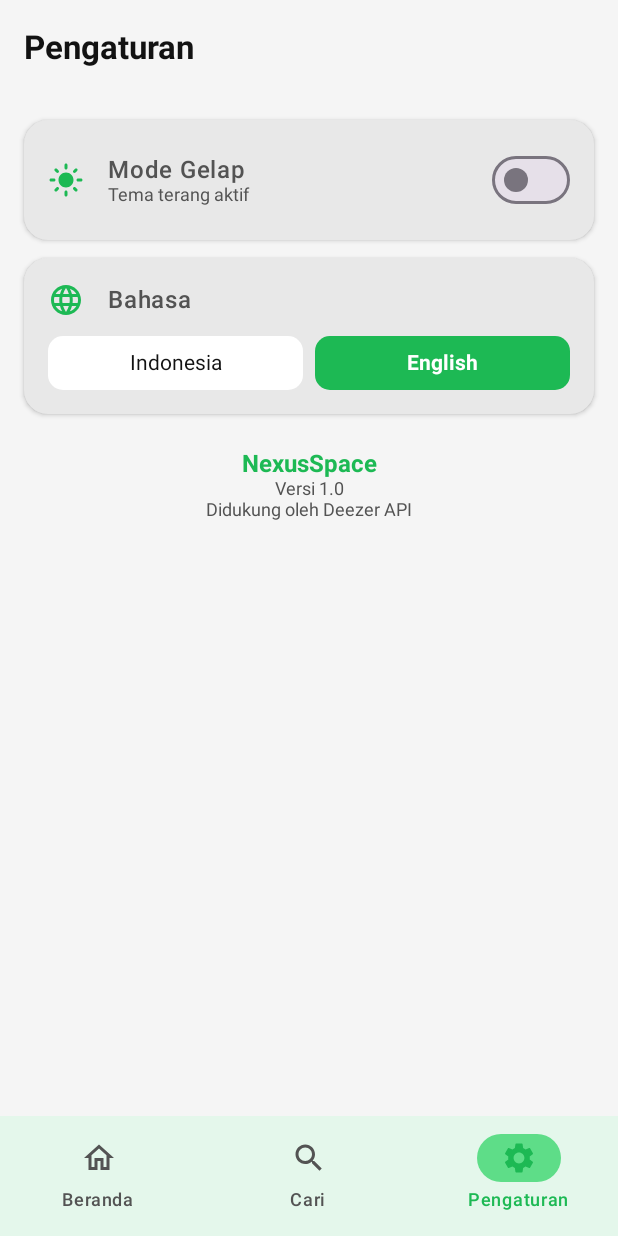
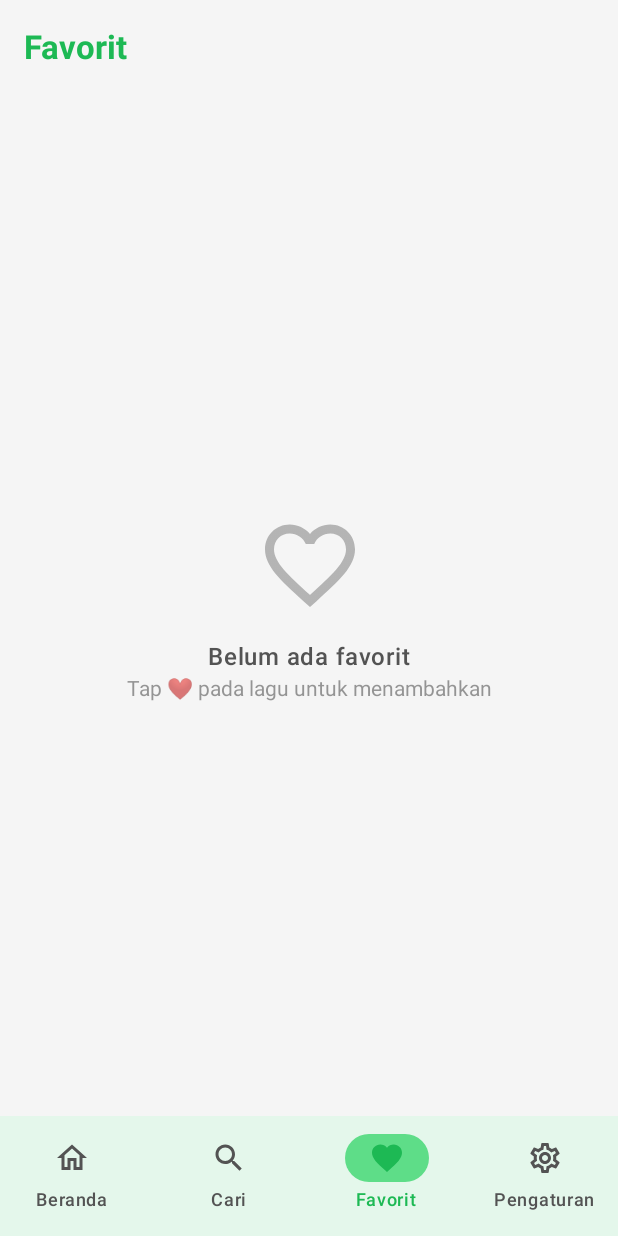
Before and after one commit to sandygifta-ui/NexusSpace, an Android app built with Jetpack Compose: the screen it shows after launch (MainActivity), item 3 of the bottom bar chosen, on a phone screen of 412 x 824 dp. Run offline under Robolectric (Android 15) with nearby library versions, the phone set to English and light mode, and no system bars; pictures from the network do not load.

Commit message:
Feature: add favorites - heart button on tracks, favorites tab, favorites screen

```diff
--- a/app/src/main/java/com/sandya/nexusspace/MainActivity.kt
+++ b/app/src/main/java/com/sandya/nexusspace/MainActivity.kt
@@ -7,9 +7,11 @@ import androidx.activity.enableEdgeToEdge
 import androidx.compose.foundation.layout.fillMaxSize
 import androidx.compose.foundation.layout.padding
 import androidx.compose.material.icons.Icons
+import androidx.compose.material.icons.filled.Favorite
 import androidx.compose.material.icons.filled.Home
 import androidx.compose.material.icons.filled.Search
 import androidx.compose.material.icons.filled.Settings
+import androidx.compose.material.icons.outlined.FavoriteBorder
 import androidx.compose.material.icons.outlined.Home
 import androidx.compose.material.icons.outlined.Search
 import androidx.compose.material.icons.outlined.Settings
@@ -78,6 +80,12 @@ fun NexusSpaceApp() {
             unselectedIcon = Icons.Outlined.Search
         ),
         BottomNavItem(
+            route = Screen.Favorites.route,
+            labelRes = R.string.nav_favorites,
+            selectedIcon = Icons.Filled.Favorite,
+            unselectedIcon = Icons.Outlined.FavoriteBorder
+        ),
+        BottomNavItem(
             route = Screen.Settings.route,
             labelRes = R.string.nav_settings,
             selectedIcon = Icons.Filled.Settings,
@@ -92,6 +100,7 @@ fun NexusSpaceApp() {
     val showBottomBar = currentRoute in listOf(
         Screen.Home.route,
         Screen.Search.route,
+        Screen.Favorites.route,
         Screen.Settings.route
     )
 
--- /dev/null
+++ b/app/src/main/java/com/sandya/nexusspace/ui/favorites/FavoritesManager.kt
@@ -0,0 +1,26 @@
+package com.sandya.nexusspace.ui.favorites
+
+import com.sandya.nexusspace.data.model.Track
+import kotlinx.coroutines.flow.MutableStateFlow
+import kotlinx.coroutines.flow.StateFlow
+import kotlinx.coroutines.flow.asStateFlow
+
+object FavoritesManager {
+
+    private val _favorites = MutableStateFlow<List<Track>>(emptyList())
+    val favorites: StateFlow<List<Track>> = _favorites.asStateFlow()
+
+    fun toggleFavorite(track: Track) {
+        val current = _favorites.value.toMutableList()
+        if (current.any { it.id == track.id }) {
+            current.removeAll { it.id == track.id }
+        } else {
+            current.add(0, track)
+        }
+        _favorites.value = current
+    }
+
+    fun isFavorite(trackId: Long): Boolean {
+        return _favorites.value.any { it.id == trackId }
+    }
+}
--- a/app/src/main/java/com/sandya/nexusspace/ui/navigation/NavGraph.kt
+++ b/app/src/main/java/com/sandya/nexusspace/ui/navigation/NavGraph.kt
@@ -9,6 +9,7 @@ import androidx.navigation.compose.composable
 import androidx.navigation.navArgument
 import com.sandya.nexusspace.ui.screen.AlbumDetailScreen
 import com.sandya.nexusspace.ui.screen.ArtistDetailScreen
+import com.sandya.nexusspace.ui.screen.FavoritesScreen
 import com.sandya.nexusspace.ui.screen.HomeScreen
 import com.sandya.nexusspace.ui.screen.SearchScreen
 import com.sandya.nexusspace.ui.screen.SettingsScreen
@@ -16,6 +17,7 @@ import com.sandya.nexusspace.ui.screen.SettingsScreen
 sealed class Screen(val route: String) {
     object Home : Screen("home")
     object Search : Screen("search")
+    object Favorites : Screen("favorites")
     object Settings : Screen("settings")
     object ArtistDetail : Screen("artist/{artistId}") {
         fun createRoute(artistId: Long) = "artist/$artistId"
@@ -34,30 +36,22 @@ fun NexusNavGraph(navController: NavHostController, modifier: Modifier = Modifie
     ) {
         composable(Screen.Home.route) {
             HomeScreen(
-                onArtistClick = { artistId ->
-                    navController.navigate(Screen.ArtistDetail.createRoute(artistId))
-                },
-                onAlbumClick = { albumId ->
-                    navController.navigate(Screen.AlbumDetail.createRoute(albumId))
-                }
+                onArtistClick = { navController.navigate(Screen.ArtistDetail.createRoute(it)) },
+                onAlbumClick = { navController.navigate(Screen.AlbumDetail.createRoute(it)) }
             )
         }
-
         composable(Screen.Search.route) {
             SearchScreen(
-                onArtistClick = { artistId ->
-                    navController.navigate(Screen.ArtistDetail.createRoute(artistId))
-                },
-                onAlbumClick = { albumId ->
-                    navController.navigate(Screen.AlbumDetail.createRoute(albumId))
-                }
+                onArtistClick = { navController.navigate(Screen.ArtistDetail.createRoute(it)) },
+                onAlbumClick = { navController.navigate(Screen.AlbumDetail.createRoute(it)) }
             )
         }
-
+        composable(Screen.Favorites.route) {
+            FavoritesScreen()
+        }
         composable(Screen.Settings.route) {
             SettingsScreen()
         }
-
         composable(
             route = Screen.ArtistDetail.route,
             arguments = listOf(navArgument("artistId") { type = NavType.LongType })
@@ -66,12 +60,9 @@ fun NexusNavGraph(navController: NavHostController, modifier: Modifier = Modifie
             ArtistDetailScreen(
                 artistId = artistId,
                 onBack = { navController.popBackStack() },
-                onAlbumClick = { albumId ->
-                    navController.navigate(Screen.AlbumDetail.createRoute(albumId))
-                }
+                onAlbumClick = { navController.navigate(Screen.AlbumDetail.createRoute(it)) }
             )
         }
-
         composable(
             route = Screen.AlbumDetail.route,
             arguments = listOf(navArgument("albumId") { type = NavType.LongType })
--- /dev/null
+++ b/app/src/main/java/com/sandya/nexusspace/ui/screen/FavoritesScreen.kt
@@ -0,0 +1,93 @@
+package com.sandya.nexusspace.ui.screen
+
+import androidx.compose.foundation.layout.Box
+import androidx.compose.foundation.layout.Column
+import androidx.compose.foundation.layout.Spacer
+import androidx.compose.foundation.layout.fillMaxSize
+import androidx.compose.foundation.layout.height
+import androidx.compose.foundation.layout.padding
+import androidx.compose.foundation.layout.size
+import androidx.compose.foundation.lazy.LazyColumn
+import androidx.compose.foundation.lazy.itemsIndexed
+import androidx.compose.material.icons.Icons
+import androidx.compose.material.icons.filled.FavoriteBorder
+import androidx.compose.material3.ExperimentalMaterial3Api
+import androidx.compose.material3.Icon
+import androidx.compose.material3.MaterialTheme
+import androidx.compose.material3.Text
+import androidx.compose.material3.TopAppBar
+import androidx.compose.material3.TopAppBarDefaults
+import androidx.compose.runtime.Composable
+import androidx.compose.runtime.collectAsState
+import androidx.compose.runtime.getValue
+import androidx.compose.ui.Alignment
+import androidx.compose.ui.Modifier
+import androidx.compose.ui.res.stringResource
+import androidx.compose.ui.text.font.FontWeight
+import androidx.compose.ui.unit.dp
+import com.sandya.nexusspace.R
+import com.sandya.nexusspace.ui.components.TrackCard
+import com.sandya.nexusspace.ui.favorites.FavoritesManager
+
+@OptIn(ExperimentalMaterial3Api::class)
+@Composable
+fun FavoritesScreen() {
+    val favorites by FavoritesManager.favorites.collectAsState()
+
+    Column(modifier = Modifier.fillMaxSize()) {
+        TopAppBar(
+            title = {
+                Text(
+                    text = stringResource(R.string.nav_favorites),
+                    style = MaterialTheme.typography.headlineSmall,
+                    fontWeight = FontWeight.Bold,
+                    color = MaterialTheme.colorScheme.primary
+                )
+            },
+            colors = TopAppBarDefaults.topAppBarColors(
+                containerColor = MaterialTheme.colorScheme.background
+            )
+        )
+
+        if (favorites.isEmpty()) {
+            Box(modifier = Modifier.fillMaxSize(), contentAlignment = Alignment.Center) {
+                Column(horizontalAlignment = Alignment.CenterHorizontally) {
+                    Icon(
+                        imageVector = Icons.Default.FavoriteBorder,
+                        contentDescription = null,
+                        modifier = Modifier.size(72.dp),
+                        tint = MaterialTheme.colorScheme.onSurfaceVariant.copy(alpha = 0.4f)
+                    )
+                    Spacer(modifier = Modifier.height(16.dp))
+                    Text(
+                        text = stringResource(R.string.no_favorites),
+                        style = MaterialTheme.typography.bodyLarge,
+                        fontWeight = FontWeight.SemiBold,
+                        color = MaterialTheme.colorScheme.onSurfaceVariant
+                    )
+                    Spacer(modifier = Modifier.height(4.dp))
+                    Text(
+                        text = stringResource(R.string.no_favorites_hint),
+                        style = MaterialTheme.typography.bodyMedium,
+                        color = MaterialTheme.colorScheme.onSurfaceVariant.copy(alpha = 0.6f)
+                    )
+                }
+            }
+        } else {
+            LazyColumn(modifier = Modifier.fillMaxSize()) {
+                item {
+                    Text(
+                        text = stringResource(R.string.favorites_count, favorites.size),
+                        style = MaterialTheme.typography.bodySmall,
+                        color = MaterialTheme.colorScheme.onSurfaceVariant,
+                        modifier = Modifier.padding(horizontal = 16.dp, vertical = 4.dp)
+                    )
+                }
+                itemsIndexed(favorites) { index, track ->
+                    TrackCard(track = track, index = index + 1)
+                }
+                item { Spacer(modifier = Modifier.height(100.dp)) }
+            }
+        }
+    }
+}
--- a/app/src/main/res/values/strings.xml
+++ b/app/src/main/res/values/strings.xml
@@ -37,4 +37,10 @@
     <string name="dark_mode_on">Tema gelap aktif</string>
     <string name="dark_mode_off">Tema terang aktif</string>
     <string name="language">Bahasa</string>
+
+    <!-- Favorites -->
+    <string name="nav_favorites">Favorit</string>
+    <string name="no_favorites">Belum ada favorit</string>
+    <string name="no_favorites_hint">Tap ❤ pada lagu untuk menambahkan</string>
+    <string name="favorites_count">%d lagu favorit</string>
 </resources>
```
Also changed, not shown: app/src/main/java/com/sandya/nexusspace/ui/components/CommonComponents.kt (+19 -0 lines), 1 other file.
